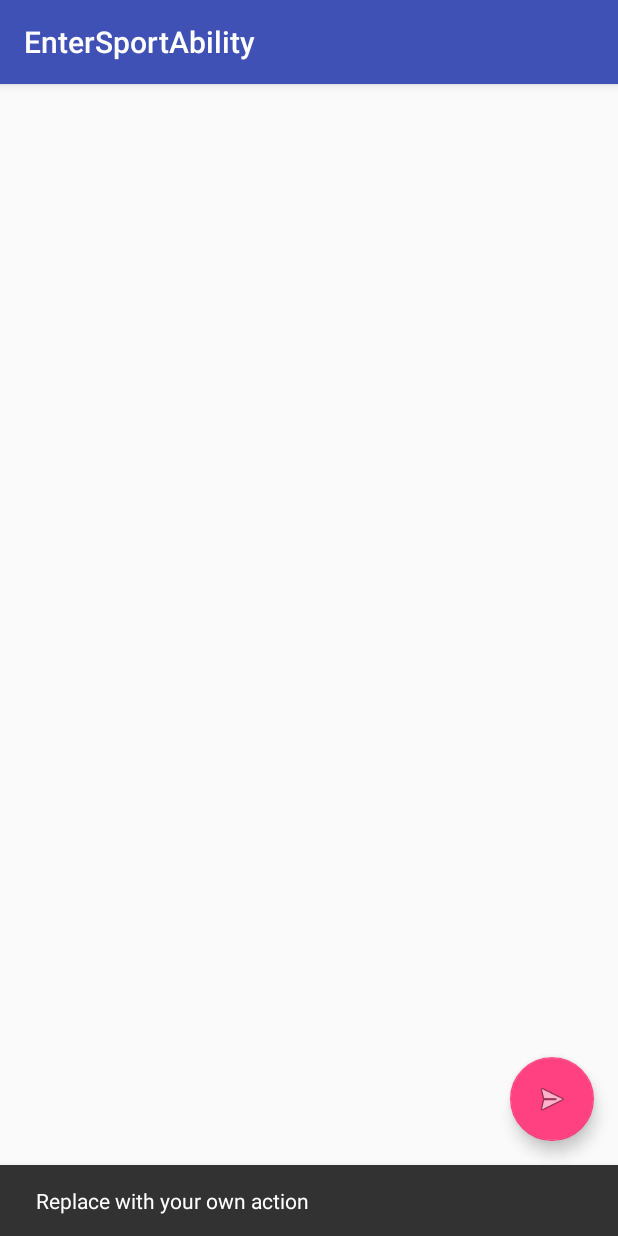
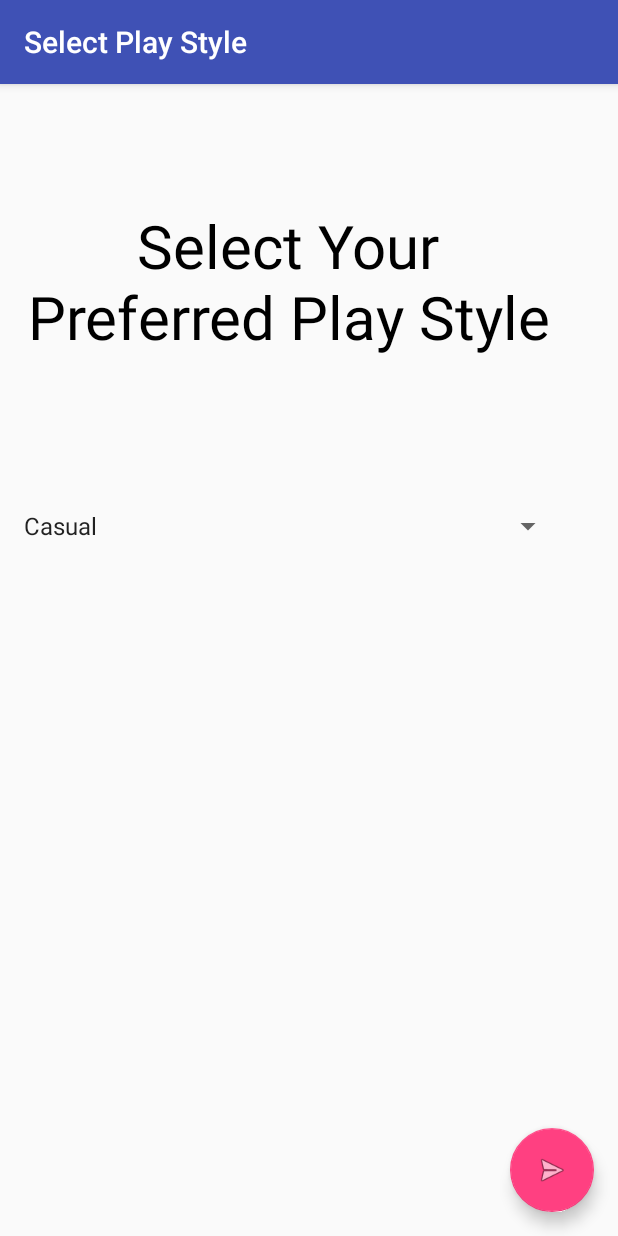
Before and after one commit to NicoleMuzquiz/461L-Project, an Android app: the EnterSportAbility screen opened directly, with no data from a screen before it, after a tap on an icon or button, on a phone screen of 412 x 824 dp. Run offline under Robolectric (Android 15) with nearby library versions, the phone set to English and light mode, and no system bars.

Commit message:
Intro things worked out.

```diff
--- a/SwoleMates/app/src/main/java/com/example/swolemates/EnterSportAbility.java
+++ b/SwoleMates/app/src/main/java/com/example/swolemates/EnterSportAbility.java
@@ -1,16 +1,22 @@
 package com.example.swolemates;
 
+import android.content.Context;
 import android.content.Intent;
 import android.os.Bundle;
 import android.support.design.widget.FloatingActionButton;
-import android.support.design.widget.Snackbar;
 import android.support.v7.app.AppCompatActivity;
 import android.support.v7.widget.Toolbar;
 import android.view.View;
+import android.widget.AdapterView;
+import android.widget.ArrayAdapter;
+import android.widget.Spinner;
 
 import com.example.locationapi.SelectSport;
 
-public class EnterSportAbility extends AppCompatActivity {
+public class EnterSportAbility extends AppCompatActivity implements AdapterView.OnItemSelectedListener {
+
+    public final static String EXTRA_MESSAGE = "";
+    private String playStyle;
 
     @Override
     protected void onCreate(Bundle savedInstanceState) {
@@ -19,6 +25,16 @@ public class EnterSportAbility extends AppCompatActivity {
         Toolbar toolbar = (Toolbar) findViewById(R.id.toolbar);
         setSupportActionBar(toolbar);
 
+        Spinner spinner = (Spinner) findViewById(R.id.play_style_spinner);
+        // Create an ArrayAdapter using the string array and a default spinner layout
+        ArrayAdapter<CharSequence> adapter = ArrayAdapter.createFromResource(this,
+                R.array.play_style_array, android.R.layout.simple_spinner_item);
+        // Specify the layout to use when the list of choices appears
+        adapter.setDropDownViewResource(android.R.layout.simple_spinner_dropdown_item);
+        spinner.setOnItemSelectedListener(this);
+        // Apply the adapter to the spinner
+        spinner.setAdapter(adapter);
+
         Intent intent = getIntent();
         String message = intent.getStringExtra(SelectSport.EXTRA_MESSAGE);
 
@@ -26,10 +42,25 @@ public class EnterSportAbility extends AppCompatActivity {
         fab.setOnClickListener(new View.OnClickListener() {
             @Override
             public void onClick(View view) {
-                Snackbar.make(view, "Replace with your own action", Snackbar.LENGTH_LONG)
-                        .setAction("Action", null).show();
+                Intent intent = new Intent(getActivity(), EnterSportAbility.class);
+                intent.putExtra(EXTRA_MESSAGE, playStyle);
+                startActivity(intent);
             }
         });
     }
 
+    public void onItemSelected(AdapterView<?> parent, View view,
+                               int pos, long id) {
+        // An item was selected. You can retrieve the selected item using
+        playStyle = (String) parent.getItemAtPosition(pos);
+    }
+
+    public void onNothingSelected(AdapterView<?> parent) {
+        // Another interface callback
+    }
+
+    public Context getActivity() {
+        return this;
+    }
+
 }
--- a/SwoleMates/app/src/main/java/com/example/swolemates/SelectSport.java
+++ b/SwoleMates/app/src/main/java/com/example/swolemates/SelectSport.java
@@ -21,7 +21,7 @@ public class SelectSport extends AppCompatActivity implements AdapterView.OnItem
      * See https://g.co/AppIndexing/AndroidStudio for more information.
      */
     private GoogleApiClient client;
-    public final static String EXTRA_MESSAGE = "com.example.swolemates.MESSAGE";
+    public final static String EXTRA_MESSAGE = "";
     private String sport;
 
     @Override
--- a/SwoleMates/app/src/main/res/layout/content_enter_sport_ability.xml
+++ b/SwoleMates/app/src/main/res/layout/content_enter_sport_ability.xml
@@ -8,4 +8,37 @@
     tools:context="com.example.swolemates.EnterSportAbility"
     tools:showIn="@layout/activity_enter_sport_ability">
 
+    <TextView
+        android:id="@+id/text_id"
+        android:layout_width="368dp"
+        android:layout_height="200dp"
+        android:layout_centerVertical="true"
+        android:gravity="center"
+        android:text="Select Your Preferred Play Style"
+        android:textColor="@android:color/black"
+        android:textColorHighlight="@android:color/primary_text_dark"
+        android:textSize="40dp"
+        android:layout_marginLeft="8dp"
+        app:layout_constraintLeft_toLeftOf="parent"
+        android:layout_marginRight="8dp"
+        app:layout_constraintRight_toRightOf="parent"
+        android:layout_marginTop="31dp"
+        app:layout_constraintTop_toTopOf="parent"
+        app:layout_constraintHorizontal_bias="0.0" />
+
+    <Spinner
+        android:id="@+id/play_style_spinner"
+        android:layout_width="368dp"
+        android:layout_height="24dp"
+        android:layout_marginRight="8dp"
+        app:layout_constraintRight_toRightOf="parent"
+        android:layout_marginLeft="8dp"
+        app:layout_constraintLeft_toLeftOf="parent"
+        app:layout_constraintHorizontal_bias="0.0"
+        android:layout_marginTop="200dp"
+        app:layout_constraintTop_toTopOf="parent"
+        android:layout_marginBottom="8dp"
+        app:layout_constraintVertical_bias="0.154"
+        app:layout_constraintBottom_toBottomOf="parent" />
+
 </android.support.constraint.ConstraintLayout>
--- a/SwoleMates/app/src/main/res/values/strings.xml
+++ b/SwoleMates/app/src/main/res/values/strings.xml
@@ -190,8 +190,14 @@
         <item>Soccer</item>
         <item>Running</item>
     </string-array>
-    <string name="title_activity_enter_sport_ability">EnterSportAbility</string>
-    <string name="title_activity_select_sport">SelectSport</string>
+
+    <!--<resources>-->
+    <string-array name="play_style_array">
+        <item>Casual</item>
+        <item>Competitive</item>
+    </string-array>
+    <string name="title_activity_enter_sport_ability">Select Play Style</string>
+    <string name="title_activity_select_sport">Select Sport</string>
     <!--</resources>-->
 
 </resources>
```
